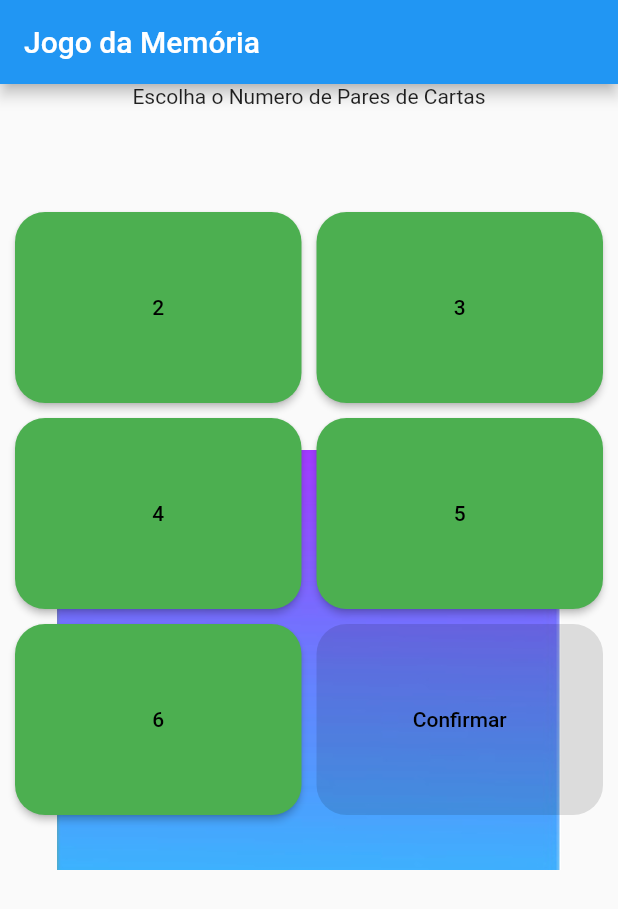
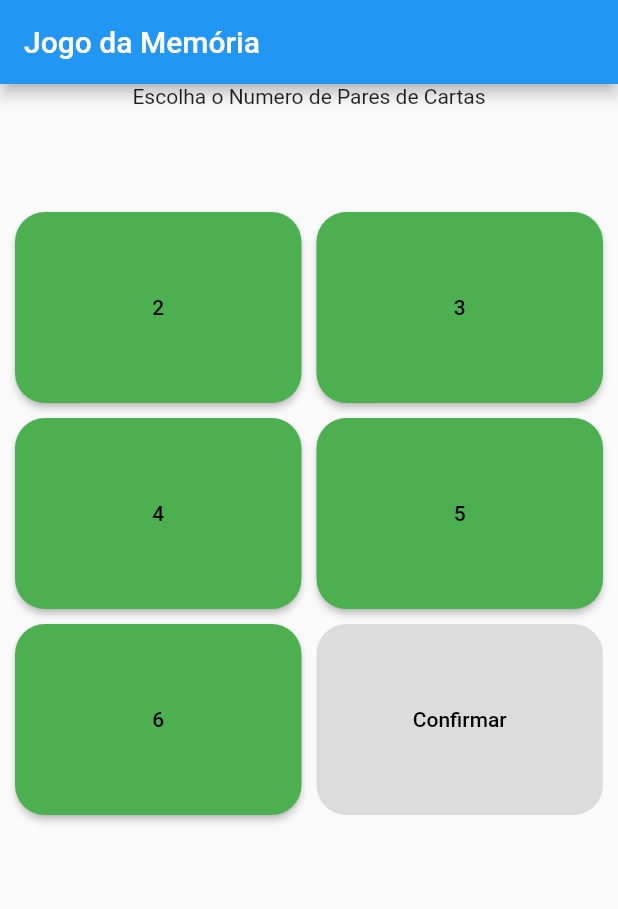
Before and after one commit to arthurferr/proj_jogo_memoria, a Flutter app: the screen it shows after launch, on a phone screen of 412 x 824 dp. Shown: the top 909 px of the screen. Run offline on Flutter 3.47's test engine with Material 2 defaults, Android fonts, the phone set to English and light mode, and no system bars; our stand-ins replace flip_card.

```diff
--- a/lib/telas/tela_inicial.dart
+++ b/lib/telas/tela_inicial.dart
@@ -47,8 +47,8 @@ class _TelaInicialState extends State<TelaInicial> {
   /**/
   _body(BuildContext context) {
     return Container(
-      decoration: BoxDecoration(
-          image: DecorationImage(image: AssetImage("Imagens_Projeto/bg.jpg"))),
+      /*decoration: BoxDecoration(
+          image: DecorationImage(image: AssetImage("Imagens_Projeto/bg.jpg"))),*/
       child: Column(
         mainAxisSize: MainAxisSize.max,
         mainAxisAlignment: MainAxisAlignment.center,
```
